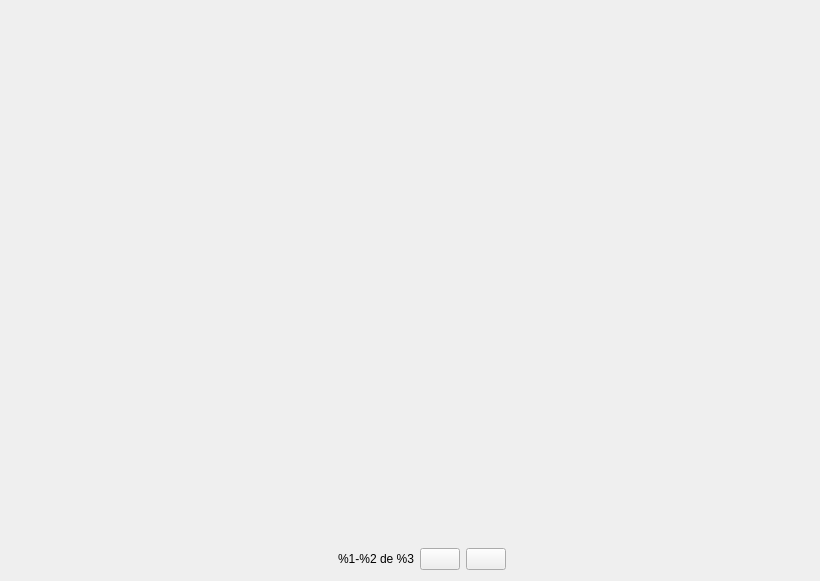
This is ui/c_result_display.ui in UgVo/Wakfu-Builder as Qt 5 draws it before an edit. The edited form follows.
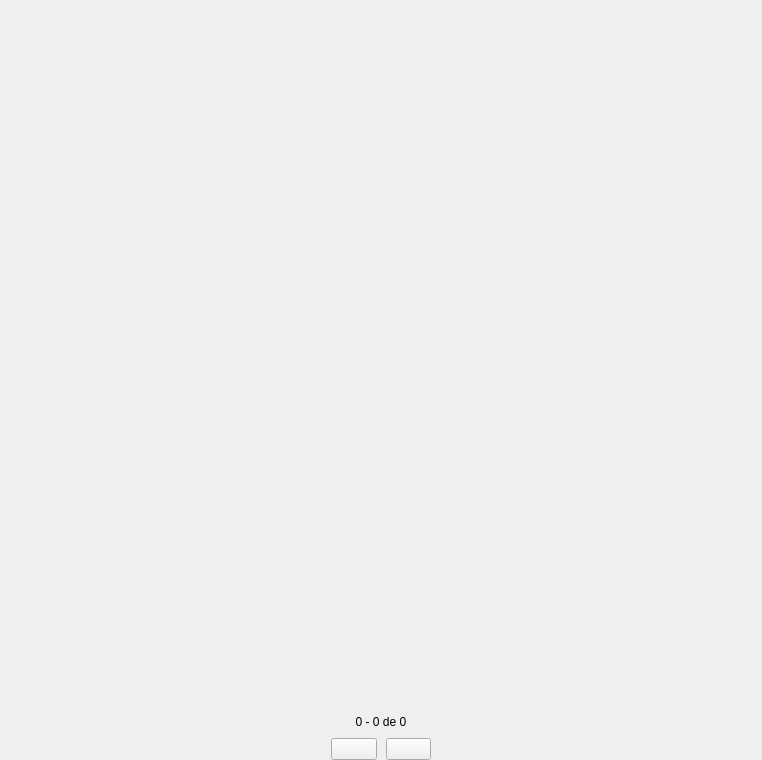
This is the edited form.

Patch:
```diff
--- a/ui/c_result_display.ui
+++ b/ui/c_result_display.ui
@@ -6,33 +6,88 @@
    <rect>
     <x>0</x>
     <y>0</y>
-    <width>820</width>
-    <height>581</height>
+    <width>762</width>
+    <height>760</height>
    </rect>
   </property>
   <property name="minimumSize">
    <size>
-    <width>820</width>
-    <height>0</height>
+    <width>762</width>
+    <height>760</height>
+   </size>
+  </property>
+  <property name="maximumSize">
+   <size>
+    <width>762</width>
+    <height>760</height>
    </size>
   </property>
   <property name="windowTitle">
    <string>Form</string>
   </property>
+  <layout class="QVBoxLayout" name="verticalLayout_3">
+   <property name="spacing">
+    <number>0</number>
+   </property>
+   <property name="leftMargin">
+    <number>0</number>
+   </property>
+   <property name="topMargin">
+    <number>0</number>
+   </property>
+   <property name="rightMargin">
+    <number>0</number>
+   </property>
+   <property name="bottomMargin">
+    <number>0</number>
+   </property>
+   <item>
+    <widget class="QFrame" name="frame">
   <layout class="QVBoxLayout" name="verticalLayout_2">
+      <property name="spacing">
+       <number>0</number>
+      </property>
+      <property name="leftMargin">
+       <number>0</number>
+      </property>
+      <property name="topMargin">
+       <number>0</number>
+      </property>
+      <property name="rightMargin">
+       <number>0</number>
+      </property>
+      <property name="bottomMargin">
+       <number>0</number>
+      </property>
    <item>
     <widget class="QStackedWidget" name="stackedWidget">
      <property name="currentIndex">
       <number>0</number>
      </property>
      <widget class="QWidget" name="page_1">
-      <layout class="QVBoxLayout" name="verticalLayout"/>
+         <layout class="QVBoxLayout" name="verticalLayout">
+          <property name="leftMargin">
+           <number>0</number>
+          </property>
+          <property name="topMargin">
+           <number>0</number>
+          </property>
+          <property name="rightMargin">
+           <number>0</number>
+          </property>
+          <property name="bottomMargin">
+           <number>0</number>
+          </property>
+         </layout>
      </widget>
      <widget class="QWidget" name="page_2"/>
     </widget>
    </item>
    <item>
     <layout class="QHBoxLayout" name="horizontalLayout">
+        <property name="spacing">
+         <number>0</number>
+        </property>
      <item>
       <spacer name="horizontalSpacer">
        <property name="orientation">
@@ -47,6 +102,11 @@
       </spacer>
      </item>
      <item>
+         <layout class="QVBoxLayout" name="verticalLayout_4">
+          <property name="spacing">
+           <number>9</number>
+          </property>
+          <item>
       <widget class="QLabel" name="page_indicator">
        <property name="minimumSize">
         <size>
@@ -61,13 +121,15 @@
         </size>
        </property>
        <property name="text">
-        <string>%1-%2 de %3</string>
+             <string>0 - 0 de 0</string>
        </property>
        <property name="alignment">
-        <set>Qt::AlignRight|Qt::AlignTrailing|Qt::AlignVCenter</set>
+             <set>Qt::AlignCenter</set>
        </property>
       </widget>
      </item>
+          <item>
+           <layout class="QHBoxLayout" name="horizontalLayout_2">
      <item>
       <widget class="QPushButton" name="preview">
        <property name="text">
@@ -82,6 +144,10 @@
        </property>
       </widget>
      </item>
+           </layout>
+          </item>
+         </layout>
+        </item>
      <item>
       <spacer name="horizontalSpacer_2">
        <property name="orientation">
@@ -96,6 +162,9 @@
       </spacer>
      </item>
     </layout>
+      </item>
+     </layout>
+    </widget>
    </item>
   </layout>
  </widget>
```
Lines whose indentation alone changed are shown as unchanged.
